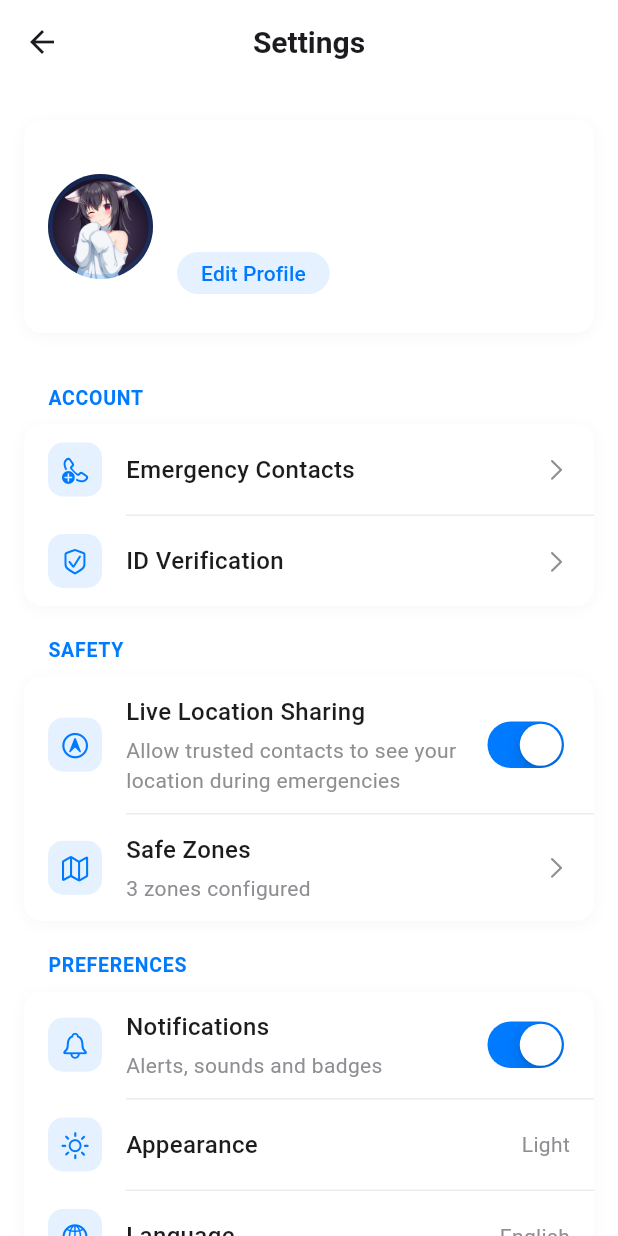
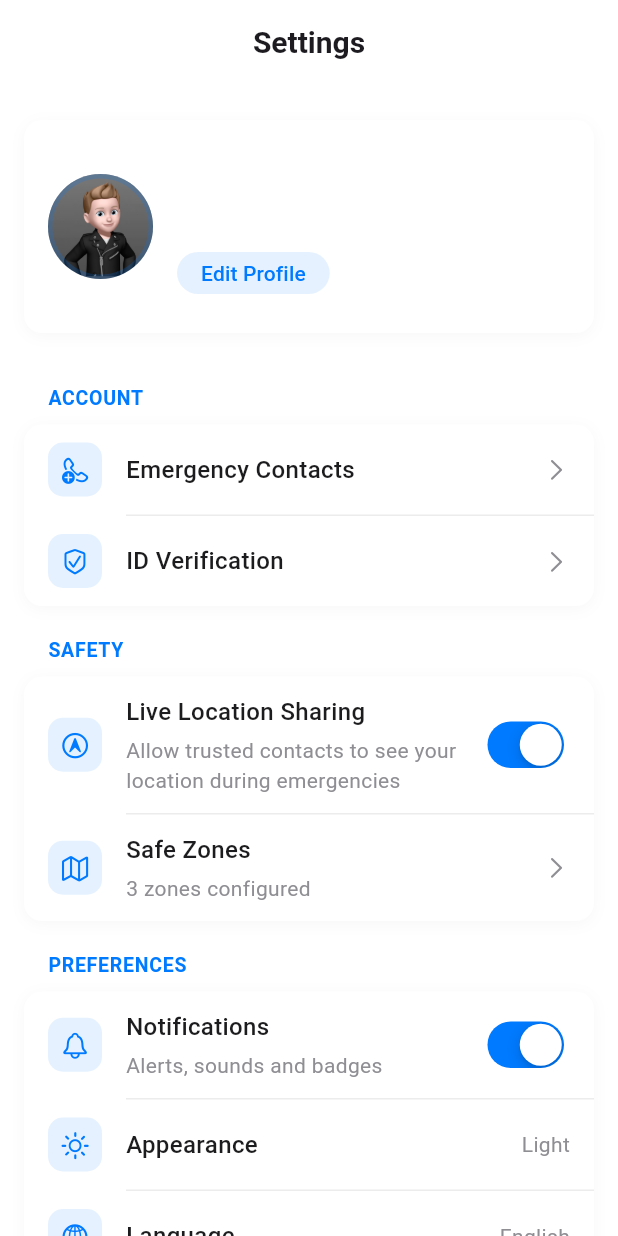
Before and after one commit to Angat-Shah/KAVACH, a Flutter app: the SettingsScreen screen opened directly, on a phone screen of 412 x 824 dp. Run offline on Flutter 3.47's test engine with Material 3 defaults, Android fonts, the phone set to English and light mode, and no system bars; our stand-ins replace camera, cloud_firestore, firebase_auth, firebase_core, firebase_storage, flutter_local_notifications and 13 more; missing offline and left inert: debounce_throttle, dialog_flowtter, telephony, video_thumbnail; accounts and stored records are empty; project files that could hold a hidden picture were left out.

Commit message:
Final Changes

```diff
--- a/lib/screens/chat_intro_screen.dart
+++ b/lib/screens/chat_intro_screen.dart
@@ -18,6 +18,7 @@ class ChatIntroScreen extends StatelessWidget {
         surfaceTintColor: Colors.white,
         scrolledUnderElevation: 1,
         shadowColor: const Color(0xFF000000).withOpacity(0.7),
+        automaticallyImplyLeading: false,
         title: Row(
           mainAxisSize: MainAxisSize.min,
           children: [
--- a/lib/screens/home_screen.dart
+++ b/lib/screens/home_screen.dart
@@ -60,8 +60,8 @@ class _HomeScreenState extends State<HomeScreen>
     },
     {
       'label': 'Settings',
-      'icon': 'assets/icons/user.png',
-      'icon_active': 'assets/icons/user_active.png',
+      'icon': 'assets/icons/settings.png',
+      'icon_active': 'assets/icons/settings_active.png',
     },
   ];
 
--- a/lib/screens/settings_screen.dart
+++ b/lib/screens/settings_screen.dart
@@ -91,6 +91,7 @@ class _SettingsScreenState extends State<SettingsScreen> {
         scrolledUnderElevation: 1,
         elevation: 0,
         shadowColor: Colors.black.withOpacity(0.7),
+        automaticallyImplyLeading: false,
       ),
       body: CustomScrollView(
         physics: const BouncingScrollPhysics(),
@@ -257,7 +258,7 @@ class _SettingsScreenState extends State<SettingsScreen> {
                 image:
                     photoUrl != null
                         ? NetworkImage(photoUrl)
-                        : const AssetImage('assets/images/profile.jpg')
+                        : const AssetImage('assets/images/profile_picture.jpeg')
                             as ImageProvider,
                 fit: BoxFit.cover,
               ),
--- a/lib/screens/signup_screen.dart
+++ b/lib/screens/signup_screen.dart
@@ -142,12 +142,13 @@ class _SignUpScreenState extends State<SignUpScreen>
       if (!mounted) return;
 
       print('Navigating to HomeScreen...');
-      Navigator.pushReplacement(
+      Navigator.pushAndRemoveUntil(
         context,
         MaterialPageRoute(
           builder: (context) =>
               HomeScreen(camera: camera, chatService: chatService),
         ),
+        (Route<dynamic> route) => false, // This removes all previous routes
       );
     } catch (e, stackTrace) {
       print('Google Sign-In error: $e');
--- a/pubspec.yaml
+++ b/pubspec.yaml
@@ -80,6 +80,7 @@ flutter:
     - assets/images/SHIELD_LOGO.png
     - assets/images/SHIELD_LOGO-NOBG.png
     - assets/images/profile.jpg
+    - assets/images/profile_picture.jpeg
 
     - assets/.env
     - assets/dialog_flow_auth.json
@@ -96,6 +97,8 @@ flutter:
     - assets/icons/chat_active.png
     - assets/icons/user.png
     - assets/icons/user_active.png
+    - assets/icons/settings.png
+    - assets/icons/settings_active.png
     - assets/icons/file.png
     - assets/icons/file_active.png
     - assets/icons/news.png
```
Also changed, not shown: assets/icons/settings.png (added), assets/icons/settings_active.png (added), assets/images/profile_picture.jpeg (added), lib/screens/gesture_screen.dart (deleted), 5 other files.
